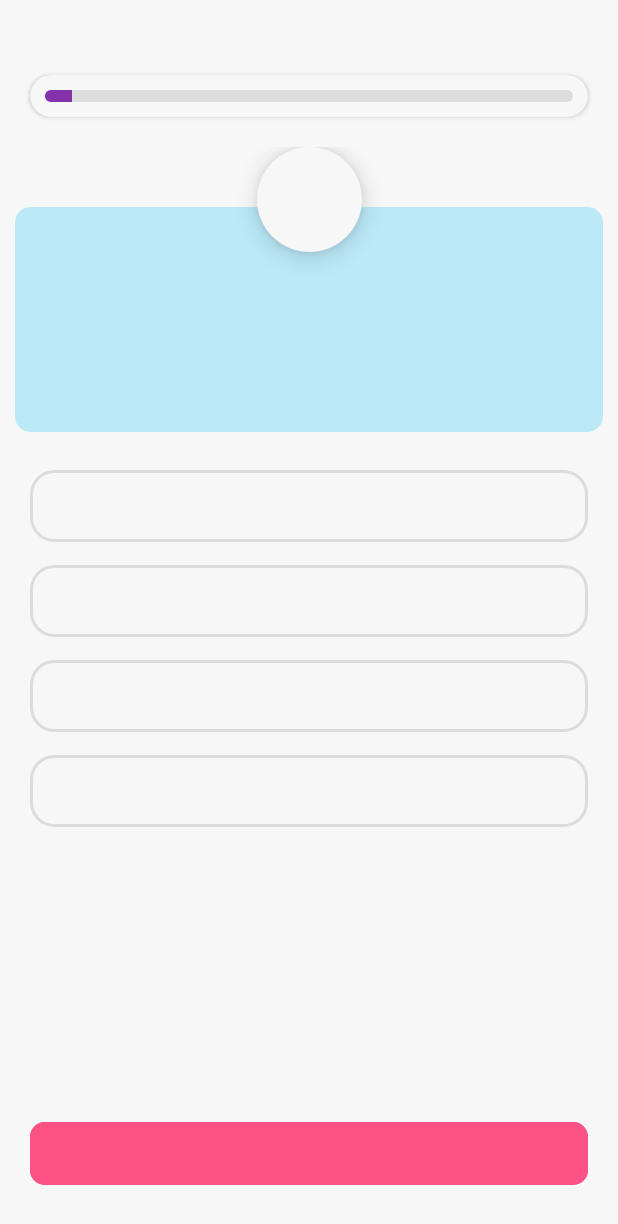
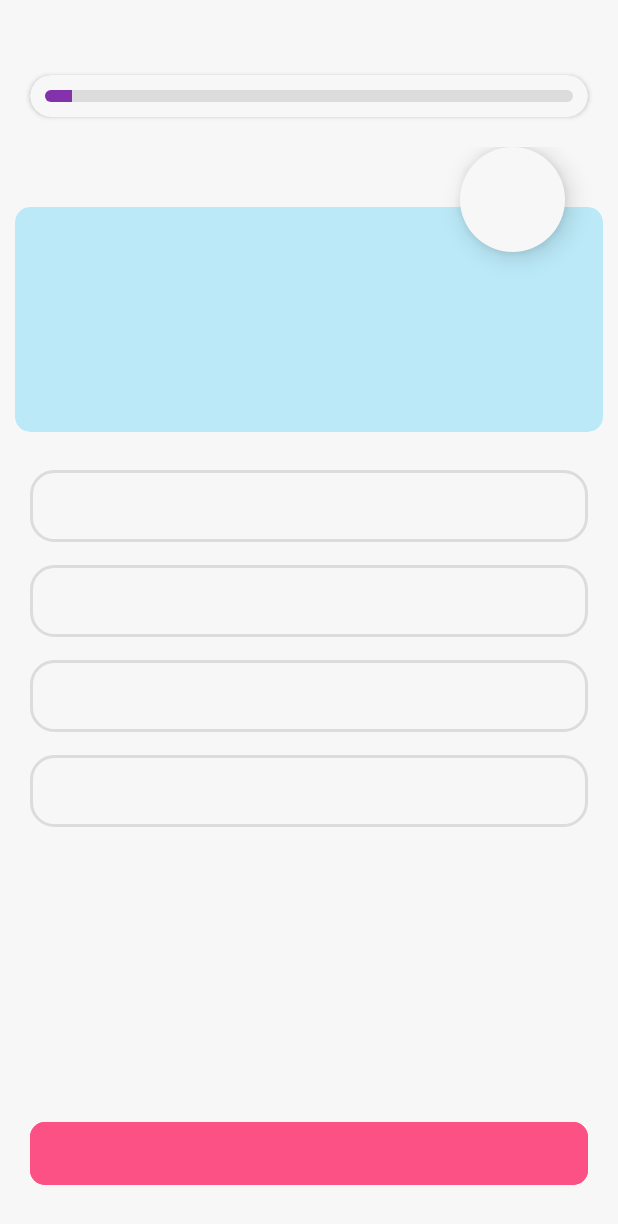
Before and after one commit to heet19/Quizionary, an Android app: the QuizActivity screen opened directly, with no data from a screen before it, on a phone screen of 412 x 824 dp. Shown: the top 1224 px of the screen. Run offline under Robolectric (Android 15) with nearby library versions, the phone set to English and light mode, and no system bars; our stand-ins replace Shimmer; 2 statements that could not run were skipped.

Commit message:
Gradient color timer. and setting UI changed.

```diff
--- a/app/src/main/res/layout/activity_quiz.xml
+++ b/app/src/main/res/layout/activity_quiz.xml
@@ -49,6 +49,17 @@
             android:layout_height="wrap_content"
             android:orientation="horizontal">
 
+            <TextView
+                android:id="@+id/tvProgress"
+                android:layout_width="wrap_content"
+                android:layout_height="match_parent"
+                android:layout_marginStart="10dp"
+                android:gravity="center"
+                android:text="5/10"
+                android:textColor="@color/grap"
+                android:textSize="20dp"
+                android:textStyle="bold" />
+
             <ProgressBar
                 android:id="@+id/pb_progress"
                 style="@style/Widget.AppCompat.ProgressBar.Horizontal"
@@ -60,17 +71,6 @@
                 android:minHeight="8dp"
                 android:progress="1"
                 android:progressDrawable="@drawable/quiz_progress_bar_bg" />
-
-            <TextView
-                android:id="@+id/tvProgress"
-                android:layout_width="wrap_content"
-                android:layout_height="match_parent"
-                android:layout_marginEnd="10dp"
-                android:gravity="center"
-                android:text="5/10"
-                android:textColor="@color/grap"
-                android:textSize="20dp"
-                android:textStyle="bold" />
         </LinearLayout>
     </androidx.cardview.widget.CardView>
 
@@ -125,10 +125,10 @@
             android:id="@+id/cl_circular_progress_bar"
             android:layout_width="70dp"
             android:layout_height="70dp"
+            android:layout_marginEnd="25dp"
             android:background="@drawable/circular_bg"
             android:elevation="10dp"
             app:layout_constraintEnd_toEndOf="parent"
-            app:layout_constraintStart_toStartOf="parent"
             app:layout_constraintTop_toTopOf="parent">
 
             <ProgressBar
--- a/app/src/main/res/layout/activity_setting.xml
+++ b/app/src/main/res/layout/activity_setting.xml
@@ -53,8 +53,7 @@
 
         <androidx.constraintlayout.widget.ConstraintLayout
             android:layout_width="match_parent"
-            android:layout_height="match_parent"
-            android:layout_margin="10dp">
+            android:layout_height="match_parent">
 
             <androidx.cardview.widget.CardView
                 android:id="@+id/musicCard"
--- a/app/src/main/res/layout/shimmereffect_quiz_activity.xml
+++ b/app/src/main/res/layout/shimmereffect_quiz_activity.xml
@@ -70,12 +70,11 @@
             android:id="@+id/shimmerCl_circular_progress_bar"
             android:layout_width="70dp"
             android:layout_height="70dp"
+            android:layout_marginEnd="25dp"
             android:background="@drawable/circular_bg"
             android:elevation="10dp"
             app:layout_constraintEnd_toEndOf="parent"
-            app:layout_constraintStart_toStartOf="parent"
-            app:layout_constraintTop_toTopOf="parent">
-        </androidx.constraintlayout.widget.ConstraintLayout>
+            app:layout_constraintTop_toTopOf="parent"></androidx.constraintlayout.widget.ConstraintLayout>
 
     </androidx.constraintlayout.widget.ConstraintLayout>
 
```
Also changed, not shown: app/src/main/java/com/example/quizapp/activities/QuizActivity.kt (+55 -7 lines).
